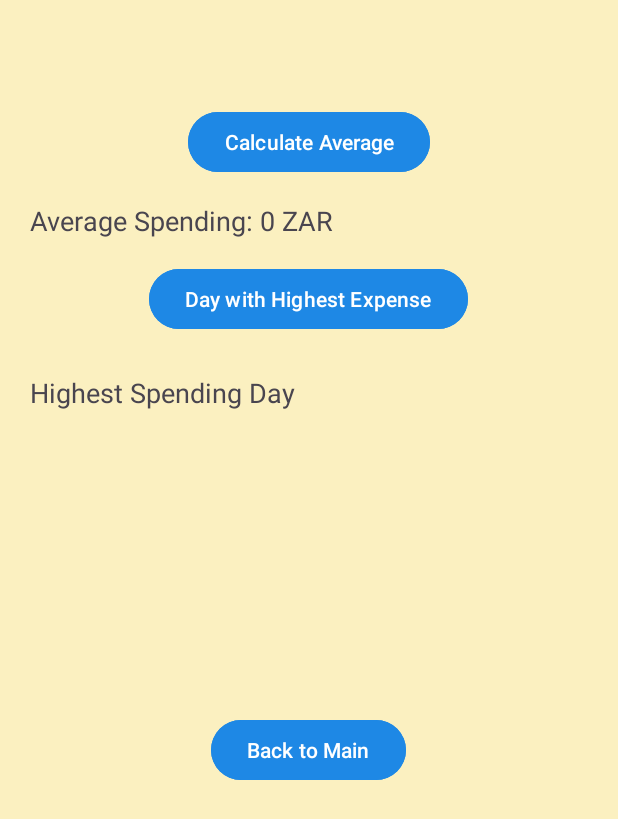
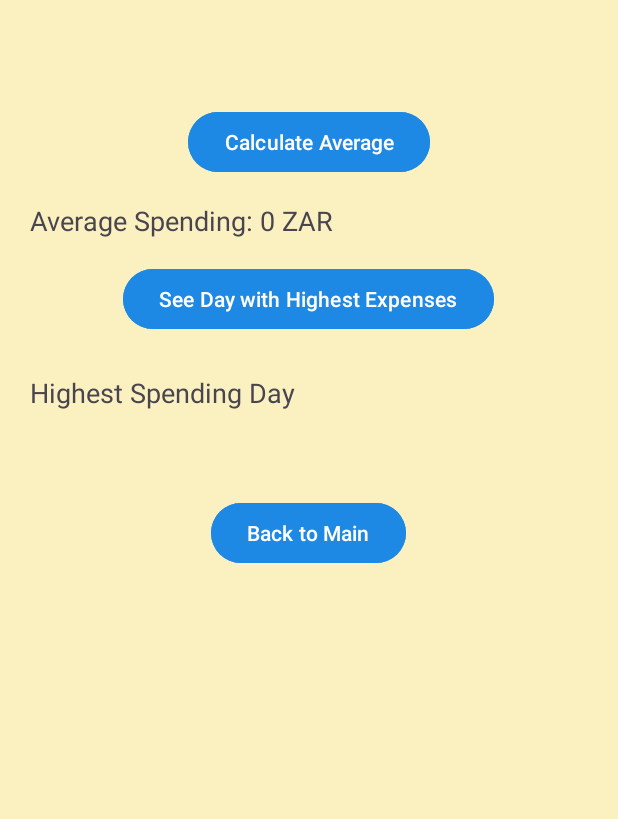
Before and after one commit to ST10461142-Erik/ST10461142_IMAD5112_Practicum, an Android app: the DetailedViewScreen screen opened directly, with no data from a screen before it, on a phone screen of 412 x 824 dp. Shown: the top 819 px of the screen. Run offline under Robolectric (Android 15) with nearby library versions, the phone set to English and light mode, and no system bars.

Commit message:
Final Commit

```diff
--- a/app/src/main/res/layout/activity_detailed_view_screen.xml
+++ b/app/src/main/res/layout/activity_detailed_view_screen.xml
@@ -50,7 +50,7 @@
         android:layout_gravity="center_horizontal"
         android:layout_marginTop="16dp"
         android:backgroundTint="#1E88E5"
-        android:text="Day with Highest Expense" />
+        android:text="See Day with Highest Expenses" />
 
     <!-- Back to Main Button -->
 
@@ -67,7 +67,7 @@
 
     <Space
         android:layout_width="match_parent"
-        android:layout_height="186dp" />
+        android:layout_height="41dp" />
 
     <Button
         android:id="@+id/btnBackToMain"
```
